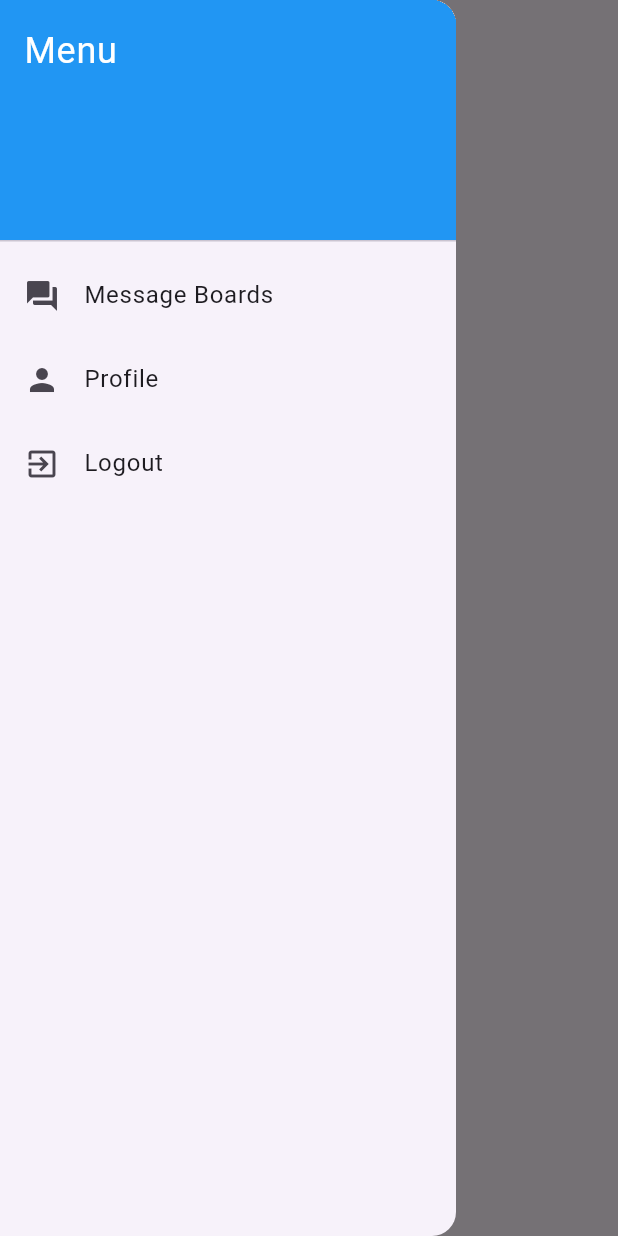
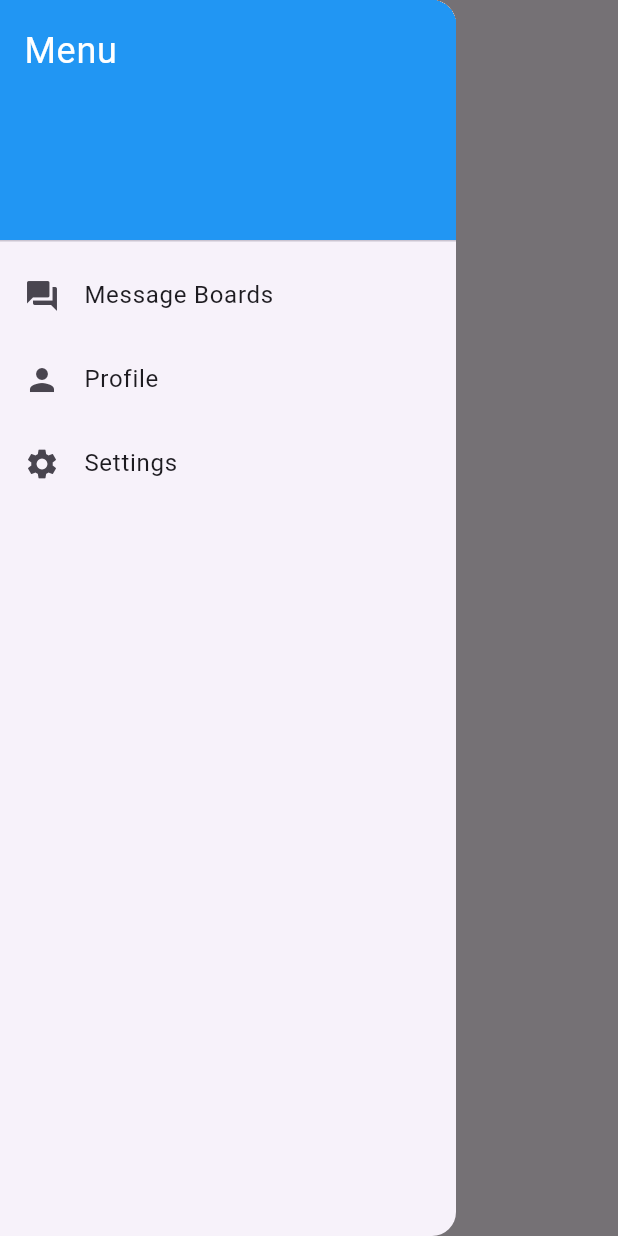
Before and after one commit to anguyen221/message_board_app, a Flutter app: the HomeScreen screen opened directly, with the side drawer open, on a phone screen of 412 x 824 dp. Run offline on Flutter 3.47's test engine with Material 3 defaults, Android fonts, the phone set to English and light mode, and no system bars; our stand-ins replace cloud_firestore, firebase_auth, firebase_core; accounts and stored records are empty.

Commit message:
Reverted to settings button

```diff
--- a/lib/screens/home_screen.dart
+++ b/lib/screens/home_screen.dart
@@ -58,8 +58,8 @@ class HomeScreen extends StatelessWidget {
               },
             ),
             ListTile(
-              leading: const Icon(Icons.exit_to_app),
-              title: const Text('Logout'),
+              leading: const Icon(Icons.settings),
+              title: const Text('Settings'),
               onTap: () {
                 _logout(context);
                 Navigator.pop(context);
```
